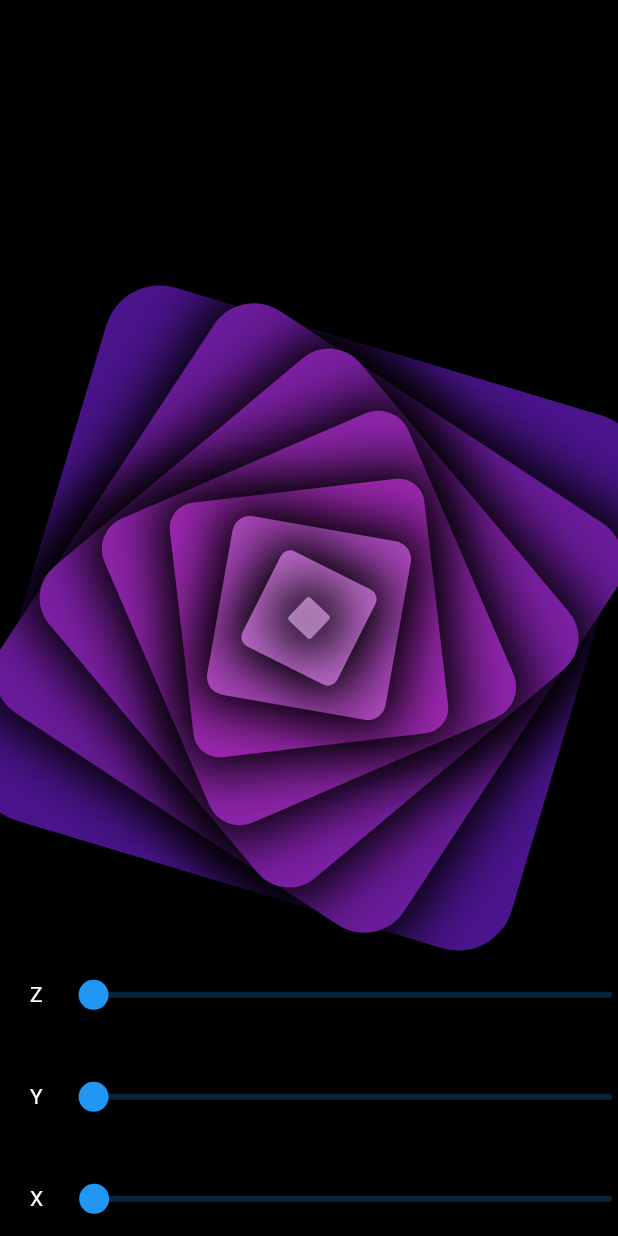
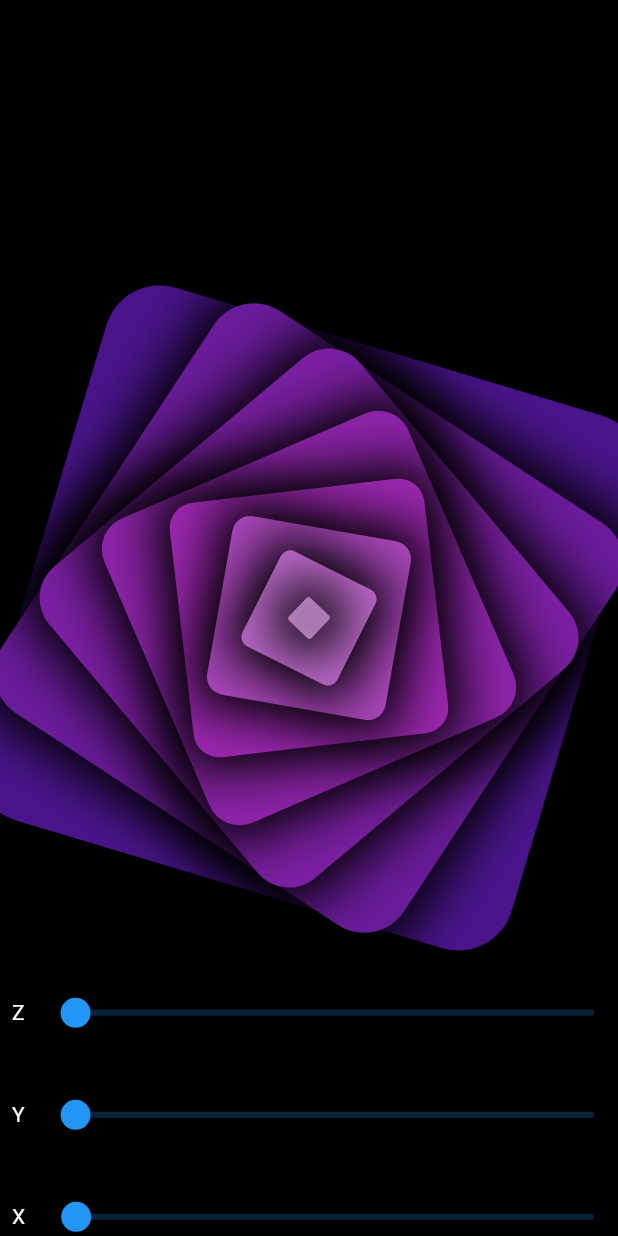
Before and after one commit to noctice007/flutter_designs, a Flutter app: the screen it shows after launch, on a phone screen of 412 x 824 dp. Run offline on Flutter 3.47's test engine with Material 2 defaults, Android fonts, the phone set to English and light mode, and no system bars.

Commit message:
Revert "Add Padding"
This reverts commit 3244ec6ce69aaddffc11d5a38049fcbd521acb54.

```diff
--- a/lib/main.dart
+++ b/lib/main.dart
@@ -50,11 +50,7 @@ class _HomeState extends State<Home> {
             Positioned(
               bottom: 0,
               child: Padding(
-                padding: const EdgeInsets.only(
-                  left: 20,
-                  bottom: 20,
-                  right: 20,
-                ),
+                padding: const EdgeInsets.all(8.0),
                 child: SizedBox(
                   width: MediaQuery.of(context).size.width,
                   height: MediaQuery.of(context).size.height * 0.2,
```
